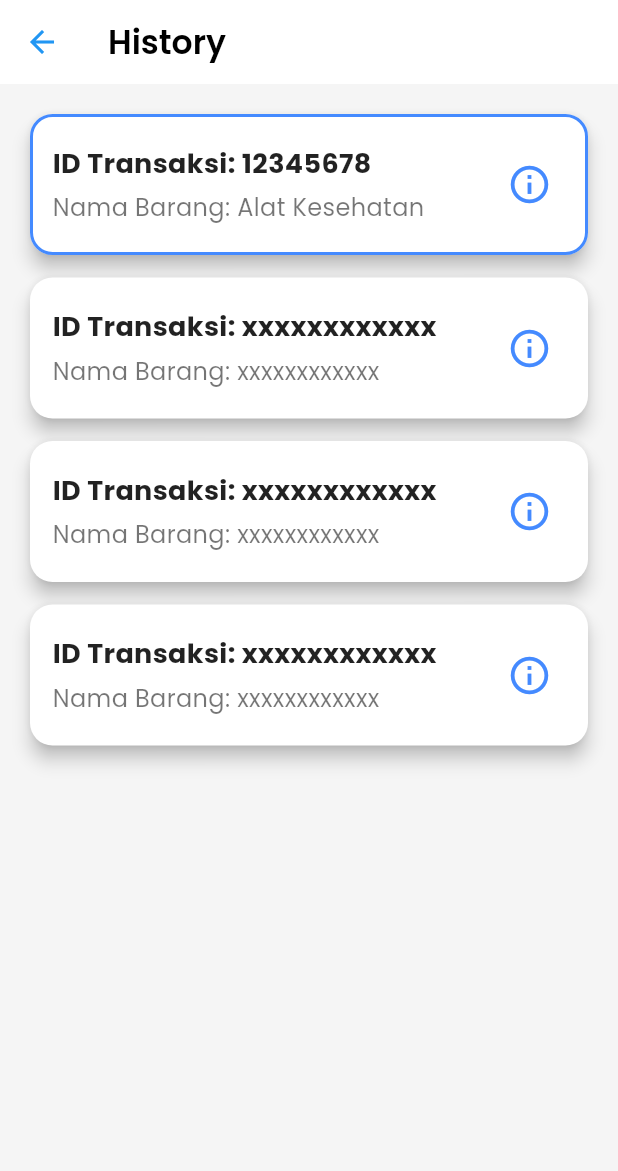
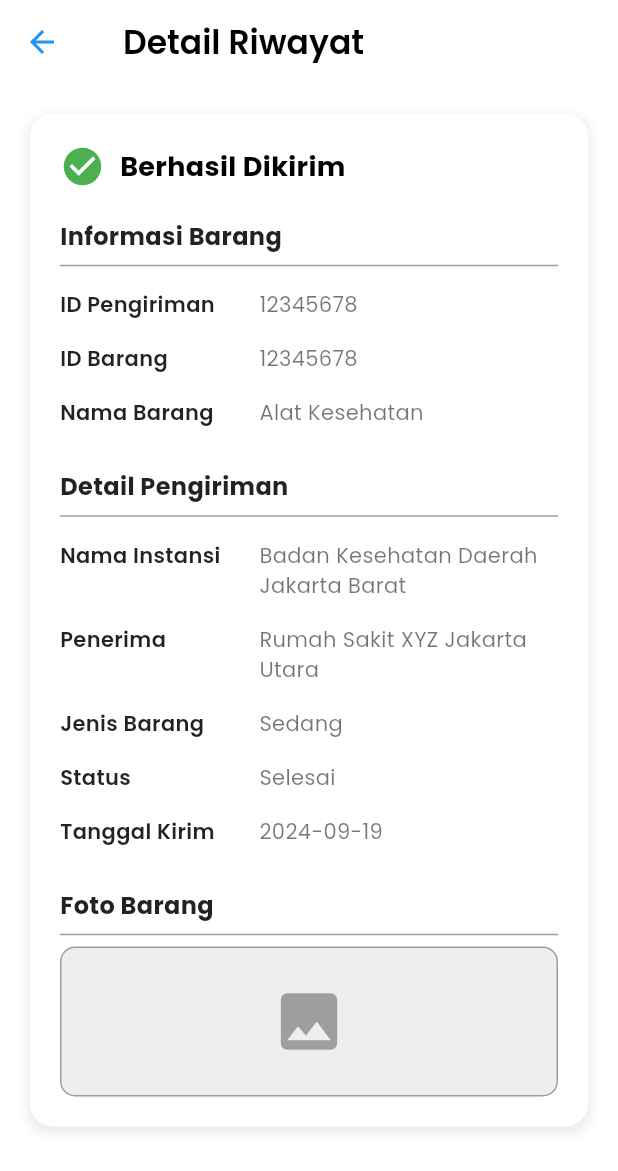
Before and after one commit to Andhikatp30/Driver, a Flutter app: the History screen opened directly, after a tap on the "info outline" icon, on a phone screen of 412 x 824 dp. Shown: the top 1171 px of the screen. Run offline on Flutter 3.47's test engine with Material 3 defaults, Android fonts, the phone set to English and light mode, and no system bars; our stand-ins replace awesome_dialog, google_fonts; network calls fail.

```diff
--- /dev/null
+++ b/lib/ui/pages/history/detail.dart
@@ -0,0 +1,212 @@
+import 'package:flutter/material.dart';
+import 'package:google_fonts/google_fonts.dart';
+
+class DetailRiwayat extends StatelessWidget {
+  const DetailRiwayat({super.key});
+
+  @override
+  Widget build(BuildContext context) {
+    return Scaffold(
+      appBar: AppBar(
+        title: Row(
+          children: [
+            const SizedBox(width: 10),
+            Text(
+              'Detail Riwayat',
+              style: GoogleFonts.poppins(
+                textStyle: const TextStyle(
+                  fontSize: 22,
+                  fontWeight: FontWeight.w600,
+                  color: Colors.black,
+                ),
+              ),
+            ),
+          ],
+        ),
+        backgroundColor: Colors.white,
+        elevation: 0,
+        leading: IconButton(
+          icon: const Icon(Icons.arrow_back, color: Colors.blue),
+          onPressed: () {
+            Navigator.of(context).pop(); // Kembali ke layar sebelumnya
+          },
+        ),
+      ),
+      backgroundColor: Colors.white,
+      body: SingleChildScrollView(
+        child: Padding(
+          padding: const EdgeInsets.all(20),
+          child: Container(
+            decoration: BoxDecoration(
+              color: Colors.white,
+              borderRadius: BorderRadius.circular(15),
+              boxShadow: [
+                BoxShadow(
+                  color: Colors.grey.withOpacity(0.2),
+                  spreadRadius: 2,
+                  blurRadius: 5,
+                  offset: const Offset(0, 3), // Mengubah posisi bayangan
+                ),
+              ],
+            ),
+            padding: const EdgeInsets.all(20),
+            child: Column(
+              crossAxisAlignment: CrossAxisAlignment.start,
+              children: [
+                buildStatusRow(),
+                const SizedBox(height: 20),
+                buildSectionTitle('Informasi Barang'),
+                const Divider(color: Colors.grey),
+                buildInfoRow('ID Pengiriman', '12345678'),
+                buildInfoRow('ID Barang', '12345678'),
+                buildInfoRow('Nama Barang', 'Alat Kesehatan'),
+                const SizedBox(height: 20),
+                buildSectionTitle('Detail Pengiriman'),
+                const Divider(color: Colors.grey),
+                buildInfoRow(
+                    'Nama Instansi', 'Badan Kesehatan Daerah Jakarta Barat'),
+                buildInfoRow('Penerima', 'Rumah Sakit XYZ Jakarta Utara'),
+                buildInfoRow('Jenis Barang', 'Sedang'),
+                // buildEditableStatus(),
+                buildInfoRow('Status', 'Selesai'),
+                buildInfoRow('Tanggal Kirim', '2024-09-19'),
+                const SizedBox(height: 20),
+                buildSectionTitle('Foto Barang'),
+                const Divider(color: Colors.grey),
+                Container(
+                  height: 100,
+                  width: double.infinity,
+                  decoration: BoxDecoration(
+                    color: Colors.grey[200],
+                    borderRadius: BorderRadius.circular(10),
+                    border: Border.all(color: Colors.grey),
+                  ),
+                  child: const Center(
+                    child: Icon(Icons.image, color: Colors.grey, size: 50),
+                  ),
+                ),
+              ],
+            ),
+          ),
+        ),
+      ),
+    );
+  }
+
+  Widget buildStatusRow() {
+    return Row(
+      children: [
+        const Icon(Icons.check_circle, color: Colors.green, size: 30),
+        const SizedBox(width: 10),
+        Text(
+          'Berhasil Dikirim',
+          style: GoogleFonts.poppins(
+            textStyle: const TextStyle(
+              fontSize: 18,
+              fontWeight: FontWeight.bold,
+              color: Colors.black,
+            ),
+          ),
+        ),
+      ],
+    );
+  }
+
+  // Widget buildEditableStatus() {
+  //   String _status = 'Dalam Perjalanan';
+  //   List<String> _statusOptions = [
+  //     'Dalam Perjalanan',
+  //     'Sudah Sampai',
+  //     'Dibatalkan'
+  //   ];
+
+  //   return Padding(
+  //     padding: const EdgeInsets.symmetric(vertical: 8.0),
+  //     child: Row(
+  //       crossAxisAlignment: CrossAxisAlignment.start,
+  //       children: [
+  //         Expanded(
+  //           flex: 2,
+  //           child: Text(
+  //             'Status',
+  //             style: GoogleFonts.poppins(
+  //               textStyle: const TextStyle(
+  //                 fontSize: 14,
+  //                 fontWeight: FontWeight.w600,
+  //                 color: Colors.black87,
+  //               ),
+  //             ),
+  //           ),
+  //         ),
+  //         Expanded(
+  //           flex: 3,
+  //           child: DropdownButtonFormField<String>(
+  //             value: _status,
+  //             decoration: const InputDecoration(
+  //               border: OutlineInputBorder(),
+  //             ),
+  //             items: _statusOptions.map((String value) {
+  //               return DropdownMenuItem<String>(
+  //                 value: value,
+  //                 child: Text(value, style: GoogleFonts.poppins(fontSize: 14)),
+  //               );
+  //             }).toList(),
+  //             onChanged: (newValue) {
+  //               // Logika untuk menangani perubahan status
+  //             },
+  //           ),
+  //         ),
+  //       ],
+  //     ),
+  //   );
+  // }
+
+  Widget buildInfoRow(String title, String value) {
+    return Padding(
+      padding: const EdgeInsets.symmetric(vertical: 8.0),
+      child: Row(
+        crossAxisAlignment: CrossAxisAlignment.start,
+        children: [
+          Expanded(
+            flex: 2,
+            child: Text(
+              title,
+              style: GoogleFonts.poppins(
+                textStyle: const TextStyle(
+                  fontSize: 14,
+                  fontWeight: FontWeight.w600,
+                  color: Colors.black87,
+                ),
+              ),
+            ),
+          ),
+          Expanded(
+            flex: 3,
+            child: Text(
+              value,
+              style: GoogleFonts.poppins(
+                textStyle: const TextStyle(
+                  fontSize: 14,
+                  color: Colors.black54,
+                ),
+              ),
+            ),
+          ),
+        ],
+      ),
+    );
+  }
+
+  Widget buildSectionTitle(String title) {
+    return Text(
+      title,
+      style: GoogleFonts.poppins(
+        textStyle: const TextStyle(
+          fontSize: 16,
+          fontWeight: FontWeight.bold,
+          color: Colors.black87,
+        ),
+      ),
+    );
+  }
+}
--- a/lib/ui/pages/history/history.dart
+++ b/lib/ui/pages/history/history.dart
@@ -1,3 +1,4 @@
+import 'package:driver/ui/pages/history/detail.dart';
 import 'package:driver/ui/pages/home/home.dart';
 import 'package:flutter/material.dart';
 import 'package:google_fonts/google_fonts.dart';
@@ -93,6 +94,11 @@ class History extends StatelessWidget {
                     color: Colors.blueAccent, size: 30),
                 onPressed: () {
                   // Aksi ketika tombol info ditekan
+                  Navigator.push(
+                    context,
+                    MaterialPageRoute(
+                        builder: (context) => const DetailRiwayat()),
+                  );
                 },
               ),
             ],
--- a/lib/ui/pages/loginsign/login.dart
+++ b/lib/ui/pages/loginsign/login.dart
@@ -32,12 +32,14 @@ class _LoginState extends State<Login> {
       String userName =
           data['name'] ?? 'User'; // Fallback in case 'name' is null
       Navigator.pushReplacement(
+        // ignore: use_build_context_synchronously
         context,
         MaterialPageRoute(
           builder: (context) => Home(userName: userName),
         ),
       );
     } else {
+      // ignore: use_build_context_synchronously
       ScaffoldMessenger.of(context).showSnackBar(
         SnackBar(content: Text(data['message'])),
       );
--- a/lib/ui/pages/loginsign/signin.dart
+++ b/lib/ui/pages/loginsign/signin.dart
@@ -56,6 +56,7 @@ class _SignState extends State<Sign> {
     final data = jsonDecode(response.body);
     if (data['status'] == 'success') {
       AwesomeDialog(
+        // ignore: use_build_context_synchronously
         context: context,
         dialogType: DialogType.success,
         animType: AnimType.topSlide,
@@ -72,6 +73,7 @@ class _SignState extends State<Sign> {
     } else {
       // Handle error
       AwesomeDialog(
+        // ignore: use_build_context_synchronously
         context: context,
         dialogType: DialogType.error,
         animType: AnimType.topSlide,
```
Also changed, not shown: lib/ui/pages/home/home.dart (+100 -19 lines), lib/ui/pages/inventory/data.dart (+69 -14 lines), lib/ui/pages/inventory/detail.dart (added, +291 -0 lines).
